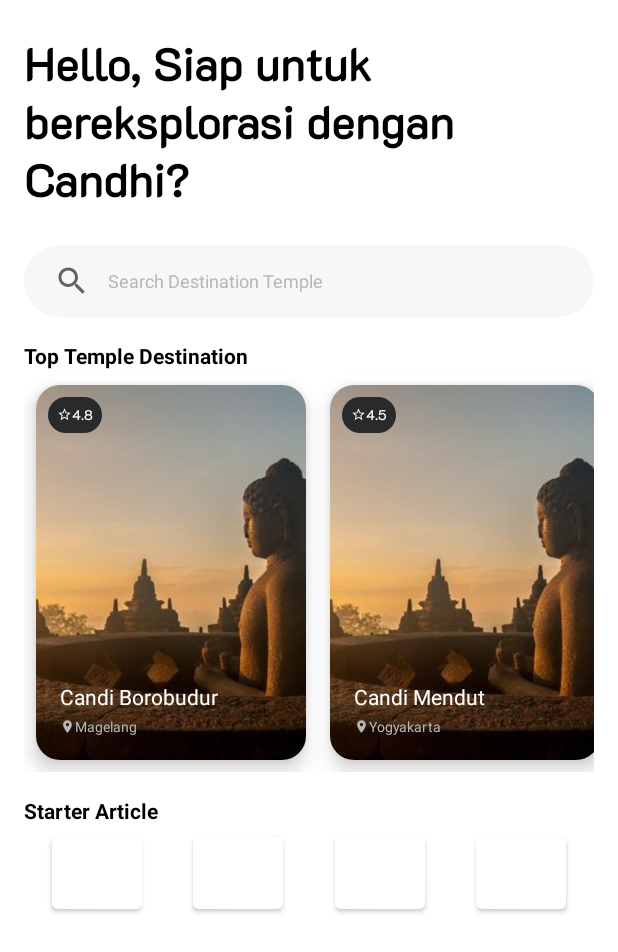
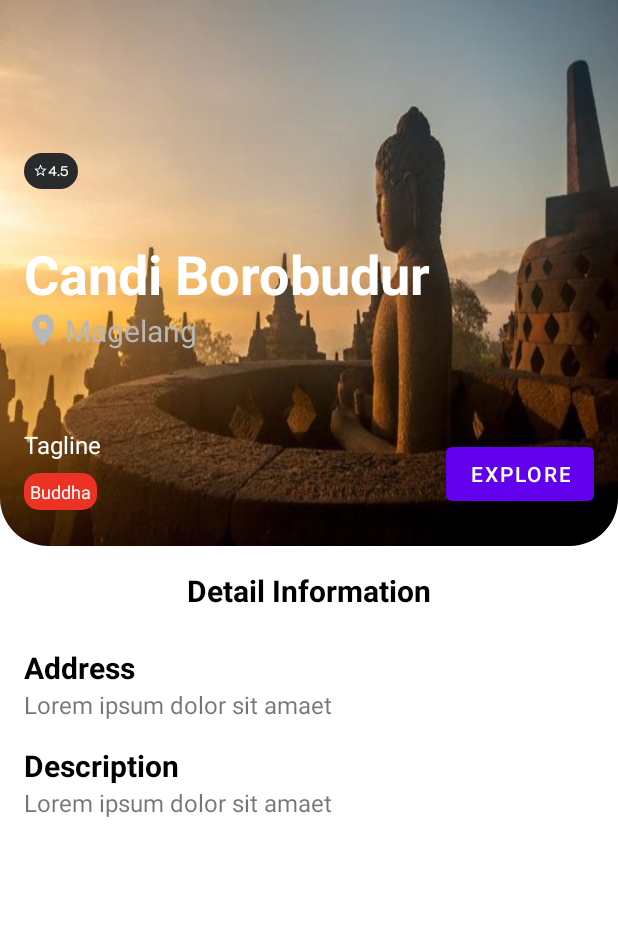
Before and after one commit to HexCap-Bangkit-2021/Hexcap-Android, an Android app: the HomeActivity screen opened directly, with no data from a screen before it, after a tap on "4.8", on a phone screen of 412 x 824 dp. Shown: the top 952 px of the screen. Run offline under Robolectric (Android 15) with nearby library versions, the phone set to English and light mode, and no system bars.

Commit message:
make detail temple

```diff
--- a/HexCap/app/src/main/AndroidManifest.xml
+++ b/HexCap/app/src/main/AndroidManifest.xml
@@ -12,7 +12,8 @@
         android:roundIcon="@mipmap/ic_launcher_round"
         android:supportsRtl="true"
         android:theme="@style/Theme.HexCap">
-        <activity android:name=".ui.home.HomeActivity"></activity>
+        <activity android:name=".ui.temple.DetailTempleActivity"></activity>
+        <activity android:name=".ui.home.HomeActivity" />
         <activity android:name=".ui.GetStartedActivity">
             <intent-filter>
                 <action android:name="android.intent.action.MAIN" />
--- a/HexCap/app/src/main/java/com/rivaldofez/hexcap/ui/home/HomeActivity.kt
+++ b/HexCap/app/src/main/java/com/rivaldofez/hexcap/ui/home/HomeActivity.kt
@@ -1,5 +1,6 @@
 package com.rivaldofez.hexcap.ui.home
 
+import android.content.Intent
 import androidx.appcompat.app.AppCompatActivity
 import android.os.Bundle
 import android.widget.Toast
@@ -7,6 +8,7 @@ import androidx.recyclerview.widget.LinearLayoutManager
 import com.rivaldofez.hexcap.R
 import com.rivaldofez.hexcap.data.source.model.Temple
 import com.rivaldofez.hexcap.databinding.ActivityHomeBinding
+import com.rivaldofez.hexcap.ui.temple.DetailTempleActivity
 
 class HomeActivity : AppCompatActivity(), TempleCallback {
     private lateinit var homeBinding: ActivityHomeBinding
@@ -35,6 +37,8 @@ class HomeActivity : AppCompatActivity(), TempleCallback {
     }
 
     override fun onTempleClick(temple: Temple) {
+        val intent = Intent(this, DetailTempleActivity::class.java)
+        startActivity(intent)
         Toast.makeText(this, temple.name, Toast.LENGTH_SHORT).show()
     }
 }
--- /dev/null
+++ b/HexCap/app/src/main/java/com/rivaldofez/hexcap/ui/temple/DetailTempleActivity.kt
@@ -0,0 +1,34 @@
+package com.rivaldofez.hexcap.ui.temple
+
+import androidx.appcompat.app.AppCompatActivity
+import android.os.Bundle
+import android.widget.LinearLayout
+import android.widget.TextView
+import androidx.core.content.ContextCompat
+import androidx.core.view.setPadding
+import androidx.core.widget.TextViewCompat
+import com.rivaldofez.hexcap.R
+import com.rivaldofez.hexcap.databinding.ActivityDetailTempleBinding
+
+class DetailTempleActivity : AppCompatActivity() {
+    private lateinit var detailTempleBinding: ActivityDetailTempleBinding
+
+    override fun onCreate(savedInstanceState: Bundle?) {
+        super.onCreate(savedInstanceState)
+        detailTempleBinding = ActivityDetailTempleBinding.inflate(layoutInflater)
+        setContentView(detailTempleBinding.root)
+
+        val tvTaglineItem = TextView(this)
+        val scale = resources.displayMetrics.density
+        val params = LinearLayout.LayoutParams(LinearLayout.LayoutParams.WRAP_CONTENT, LinearLayout.LayoutParams.WRAP_CONTENT)
+
+        params.setMargins(0,0,(4 * scale + 0.5F).toInt(),0)
+        tvTaglineItem.layoutParams = params
+        tvTaglineItem.text = "Buddha"
+        tvTaglineItem.background = ContextCompat.getDrawable(this, R.drawable.bg_tagline_item)
+        TextViewCompat.setTextAppearance(tvTaglineItem, R.style.TaglineItem)
+
+        tvTaglineItem.setPadding((4 * scale + 0.5F).toInt())
+        detailTempleBinding.llTagline.addView(tvTaglineItem)
+    }
+}
--- /dev/null
+++ b/HexCap/app/src/main/res/drawable/bg_tagline_item.xml
@@ -0,0 +1,10 @@
+<?xml version="1.0" encoding="utf-8"?>
+<shape xmlns:android="http://schemas.android.com/apk/res/android">
+    <corners
+        android:topLeftRadius="10dp"
+        android:topRightRadius="10dp"
+        android:bottomRightRadius="10dp"
+        android:bottomLeftRadius="10dp"/>
+    <solid
+        android:color="@color/crimson"/>
+</shape>
--- /dev/null
+++ b/HexCap/app/src/main/res/layout/activity_detail_temple.xml
@@ -0,0 +1,219 @@
+<?xml version="1.0" encoding="utf-8"?>
+<androidx.constraintlayout.widget.ConstraintLayout xmlns:android="http://schemas.android.com/apk/res/android"
+    xmlns:app="http://schemas.android.com/apk/res-auto"
+    xmlns:tools="http://schemas.android.com/tools"
+    android:layout_width="match_parent"
+    android:layout_height="match_parent"
+    tools:context=".ui.temple.DetailTempleActivity">
+
+    <androidx.coordinatorlayout.widget.CoordinatorLayout
+        android:layout_width="match_parent"
+        android:layout_height="match_parent"
+        app:layout_constraintBottom_toBottomOf="parent"
+        app:layout_constraintEnd_toEndOf="parent"
+        app:layout_constraintStart_toStartOf="parent"
+        app:layout_constraintTop_toTopOf="parent">
+
+        <com.google.android.material.appbar.AppBarLayout
+            android:id="@+id/appbar_detail"
+            android:layout_width="match_parent"
+            android:layout_height="wrap_content"
+            android:background="@android:color/transparent"
+            app:elevation="0dp"
+            android:fitsSystemWindows="true">
+
+            <androidx.constraintlayout.widget.ConstraintLayout
+                android:layout_width="match_parent"
+                android:layout_height="match_parent"
+                app:layout_scrollFlags="scroll|snap">
+
+                <com.google.android.material.imageview.ShapeableImageView
+                    android:id="@+id/shapeableImageView"
+                    android:layout_width="match_parent"
+                    android:layout_height="match_parent"
+                    android:scaleType="fitXY"
+                    android:src="@drawable/borobudur"
+                    app:layout_constraintBottom_toBottomOf="parent"
+                    app:layout_constraintEnd_toEndOf="parent"
+                    app:layout_constraintStart_toStartOf="parent"
+                    app:layout_constraintTop_toTopOf="parent"
+                    app:shapeAppearanceOverlay="@style/RoundImageView" />
+
+                <TextView
+                    android:id="@+id/textView4"
+                    android:layout_width="0dp"
+                    android:layout_height="wrap_content"
+                    android:layout_marginStart="16dp"
+                    android:layout_marginEnd="16dp"
+                    android:text="Candi Borobudur"
+                    android:textColor="@color/white"
+                    android:textSize="36sp"
+                    android:textStyle="bold"
+                    app:layout_constraintBottom_toBottomOf="parent"
+                    app:layout_constraintEnd_toEndOf="parent"
+                    app:layout_constraintStart_toStartOf="parent"
+                    app:layout_constraintTop_toTopOf="parent" />
+
+                <LinearLayout
+                    android:id="@+id/ll_city"
+                    android:layout_width="match_parent"
+                    android:layout_height="wrap_content"
+                    android:layout_marginStart="16dp"
+                    android:layout_marginEnd="16dp"
+                    android:gravity="center_vertical"
+                    android:orientation="horizontal"
+                    app:layout_constraintEnd_toEndOf="parent"
+                    app:layout_constraintStart_toStartOf="parent"
+                    app:layout_constraintTop_toBottomOf="@+id/textView4">
+
+                    <ImageView
+                        android:layout_width="25dp"
+                        android:layout_height="25dp"
+                        android:src="@drawable/ic_location" />
+
+                    <TextView
+                        android:id="@+id/tv_city"
+                        android:layout_width="wrap_content"
+                        android:layout_height="wrap_content"
+                        android:layout_marginLeft="2dp"
+                        android:text="Magelang"
+                        android:textColor="@color/silver"
+                        android:textSize="20sp" />
+                </LinearLayout>
+
+                <TextView
+                    android:id="@+id/textView8"
+                    android:layout_width="0dp"
+                    android:layout_height="wrap_content"
+                    android:layout_marginStart="16dp"
+                    android:layout_marginEnd="16dp"
+                    android:layout_marginBottom="8dp"
+                    android:text="Tagline"
+                    android:textColor="@color/white"
+                    android:textSize="16sp"
+                    app:layout_constraintBottom_toTopOf="@+id/ll_tagline"
+                    app:layout_constraintEnd_toStartOf="@+id/btn_explore"
+                    app:layout_constraintStart_toStartOf="parent" />
+
+                <LinearLayout
+                    android:id="@+id/ll_tagline"
+                    android:layout_width="0dp"
+                    android:layout_height="wrap_content"
+                    android:layout_marginStart="16dp"
+                    android:layout_marginEnd="16dp"
+                    android:layout_marginBottom="24dp"
+                    android:orientation="horizontal"
+                    app:layout_constraintBottom_toBottomOf="@+id/shapeableImageView"
+                    app:layout_constraintEnd_toStartOf="@+id/btn_explore"
+                    app:layout_constraintStart_toStartOf="parent"></LinearLayout>
+
+                <com.google.android.material.button.MaterialButton
+                    android:id="@+id/btn_explore"
+                    android:layout_width="wrap_content"
+                    android:layout_height="wrap_content"
+                    android:layout_marginEnd="16dp"
+                    android:layout_marginBottom="24dp"
+                    android:text="Explore"
+                    app:layout_constraintBottom_toBottomOf="parent"
+                    app:layout_constraintEnd_toEndOf="parent" />
+
+                <TextView
+                    android:id="@+id/tv_rate"
+                    android:layout_width="wrap_content"
+                    android:layout_height="wrap_content"
+                    android:layout_marginStart="16dp"
+                    android:layout_marginBottom="32dp"
+                    android:background="@drawable/bg_rating"
+                    android:drawableStart="@drawable/ic_star"
+                    android:fontFamily="@font/k2d_regular"
+                    android:paddingLeft="6dp"
+                    android:paddingTop="3dp"
+                    android:paddingRight="6dp"
+                    android:paddingBottom="3dp"
+                    android:text="4.5"
+                    android:textAlignment="center"
+                    android:textColor="@color/white"
+                    android:textSize="9sp"
+                    app:layout_constraintBottom_toTopOf="@+id/textView4"
+                    app:layout_constraintStart_toStartOf="parent" />
+
+            </androidx.constraintlayout.widget.ConstraintLayout>
+
+            <TextView
+                android:layout_width="match_parent"
+                android:layout_height="wrap_content"
+                android:layout_marginLeft="16dp"
+                android:layout_marginRight="16dp"
+                android:layout_marginTop="16dp"
+                android:layout_marginBottom="8dp"
+                android:textSize="20sp"
+                android:textStyle="bold"
+                android:textColor="@color/black"
+                android:textAlignment="center"
+                android:text="Detail Information"/>
+
+        </com.google.android.material.appbar.AppBarLayout>
+
+        <androidx.constraintlayout.widget.ConstraintLayout
+            android:layout_width="match_parent"
+            android:layout_height="match_parent"
+            app:layout_behavior="com.google.android.material.appbar.AppBarLayout$ScrollingViewBehavior">
+
+            <TextView
+                android:id="@+id/tv_address_title"
+                android:layout_width="0dp"
+                android:layout_height="wrap_content"
+                android:layout_marginStart="16dp"
+                android:layout_marginTop="16dp"
+                android:layout_marginEnd="16dp"
+                android:text="Address"
+                android:textColor="@color/black"
+                android:textSize="20sp"
+                android:textStyle="bold"
+                app:layout_constraintEnd_toEndOf="parent"
+                app:layout_constraintStart_toStartOf="parent"
+                app:layout_constraintTop_toTopOf="parent" />
+
+            <TextView
+                android:id="@+id/tv_address"
+                android:layout_width="match_parent"
+                android:layout_height="wrap_content"
+                android:layout_marginStart="16dp"
+                android:layout_marginEnd="16dp"
+                android:textSize="16sp"
+                android:text="Lorem ipsum dolor sit amaet"
+                app:layout_constraintEnd_toEndOf="parent"
+                app:layout_constraintStart_toStartOf="parent"
+                app:layout_constraintTop_toBottomOf="@+id/tv_address_title" />
+
+            <TextView
+                android:id="@+id/tv_description_title"
+                android:layout_width="match_parent"
+                android:layout_height="wrap_content"
+                android:layout_marginStart="16dp"
+                android:layout_marginTop="16dp"
+                android:layout_marginEnd="16dp"
+                android:text="Description"
+                android:textColor="@color/black"
+                android:textSize="20sp"
+                android:textStyle="bold"
+                app:layout_constraintEnd_toEndOf="parent"
+                app:layout_constraintStart_toStartOf="parent"
+                app:layout_constraintTop_toBottomOf="@+id/tv_address" />
+
+            <TextView
+                android:layout_width="match_parent"
+                android:layout_height="wrap_content"
+                android:layout_marginStart="16dp"
+                android:layout_marginEnd="16dp"
+                android:textSize="16sp"
+                android:text="Lorem ipsum dolor sit amaet"
+                app:layout_constraintEnd_toEndOf="parent"
+                app:layout_constraintStart_toStartOf="parent"
+                app:layout_constraintTop_toBottomOf="@+id/tv_description_title" />
+
+        </androidx.constraintlayout.widget.ConstraintLayout>
+
+    </androidx.coordinatorlayout.widget.CoordinatorLayout>
+
+</androidx.constraintlayout.widget.ConstraintLayout>
--- a/HexCap/app/src/main/res/layout/item_temple_destination.xml
+++ b/HexCap/app/src/main/res/layout/item_temple_destination.xml
@@ -53,24 +53,38 @@
             android:text="Candi Borobudur"
             android:maxLines="2"
             android:textColor="@color/white"
-            app:layout_constraintBottom_toTopOf="@+id/tv_city"
+            app:layout_constraintBottom_toTopOf="@+id/ll_city"
             app:layout_constraintEnd_toEndOf="parent"
             app:layout_constraintStart_toStartOf="parent" />
 
-        <TextView
-            android:id="@+id/tv_city"
+        <LinearLayout
+            android:id="@+id/ll_city"
             android:layout_width="0dp"
             android:layout_height="wrap_content"
             android:layout_marginStart="16dp"
             android:layout_marginEnd="16dp"
             android:layout_marginBottom="16dp"
-            android:drawableStart="@drawable/ic_location"
-            android:text="Magelang"
-            android:textColor="@color/silver"
-            android:textSize="9sp"
+            android:gravity="center_vertical"
+            android:orientation="horizontal"
             app:layout_constraintBottom_toBottomOf="@+id/img_temple"
             app:layout_constraintEnd_toEndOf="parent"
-            app:layout_constraintStart_toStartOf="parent" />
+            app:layout_constraintStart_toStartOf="parent">
+
+            <ImageView
+                android:layout_width="10dp"
+                android:layout_height="10dp"
+                android:src="@drawable/ic_location" />
+
+            <TextView
+                android:id="@+id/tv_city"
+                android:layout_width="wrap_content"
+                android:layout_height="wrap_content"
+                android:layout_marginLeft="2dp"
+                android:text="Magelang"
+                android:textColor="@color/silver"
+                android:textSize="9sp" />
+
+        </LinearLayout>
 
     </androidx.constraintlayout.widget.ConstraintLayout>
 
--- a/HexCap/app/src/main/res/values/colors.xml
+++ b/HexCap/app/src/main/res/values/colors.xml
@@ -11,4 +11,5 @@
     <color name="silver">#b7b7b7</color>
     <color name="gainsboro">#dedede</color>
     <color name="darkslategray">#282a2c</color>
+    <color name="crimson">#eb3223</color>
 </resources>
--- a/HexCap/app/src/main/res/values/themes.xml
+++ b/HexCap/app/src/main/res/values/themes.xml
@@ -20,4 +20,15 @@
         <item name="android:textSize">12dp</item>
         <item name="iconTint">@color/gainsboro</item>
     </style>
+
+    <style name="RoundImageView">
+        <item name="cornerFamily">rounded</item>
+        <item name="cornerSizeBottomLeft">32dp</item>
+        <item name="cornerSizeBottomRight">32dp</item>
+    </style>
+
+    <style name="TaglineItem">
+        <item name="android:textSize">12sp</item>
+        <item name="android:textColor">@color/white</item>
+    </style>
 </resources>
```
